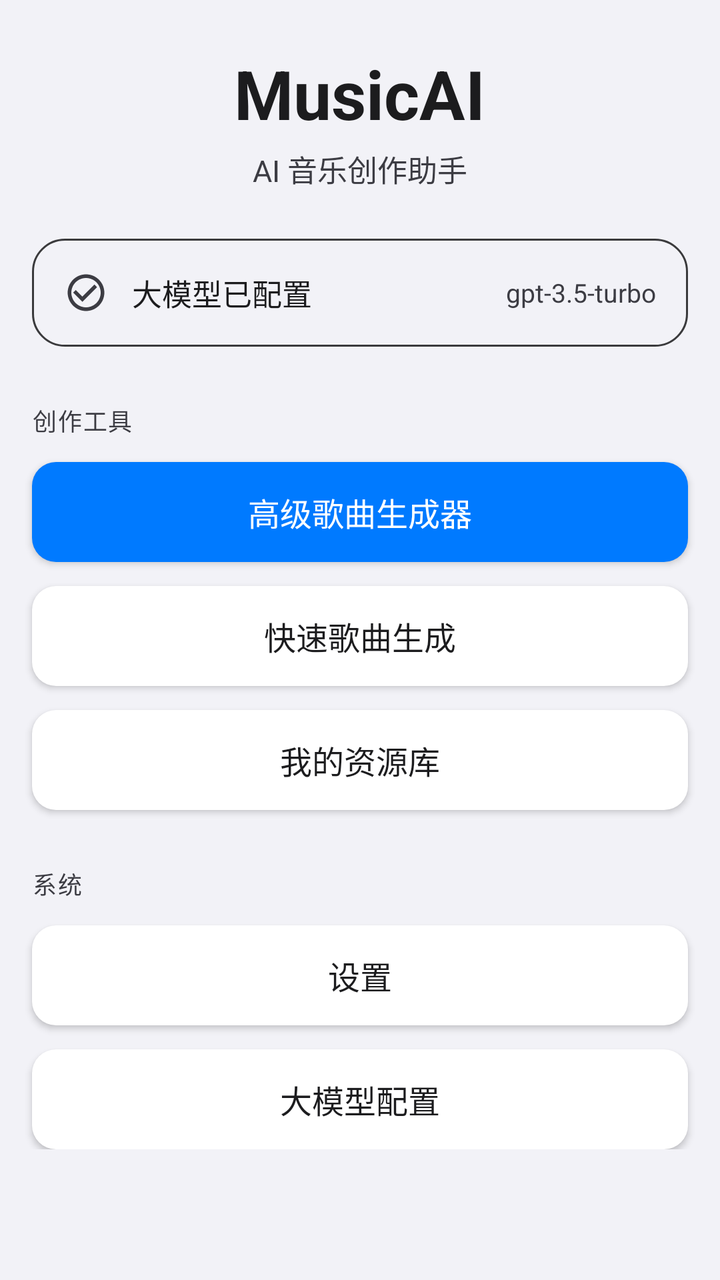
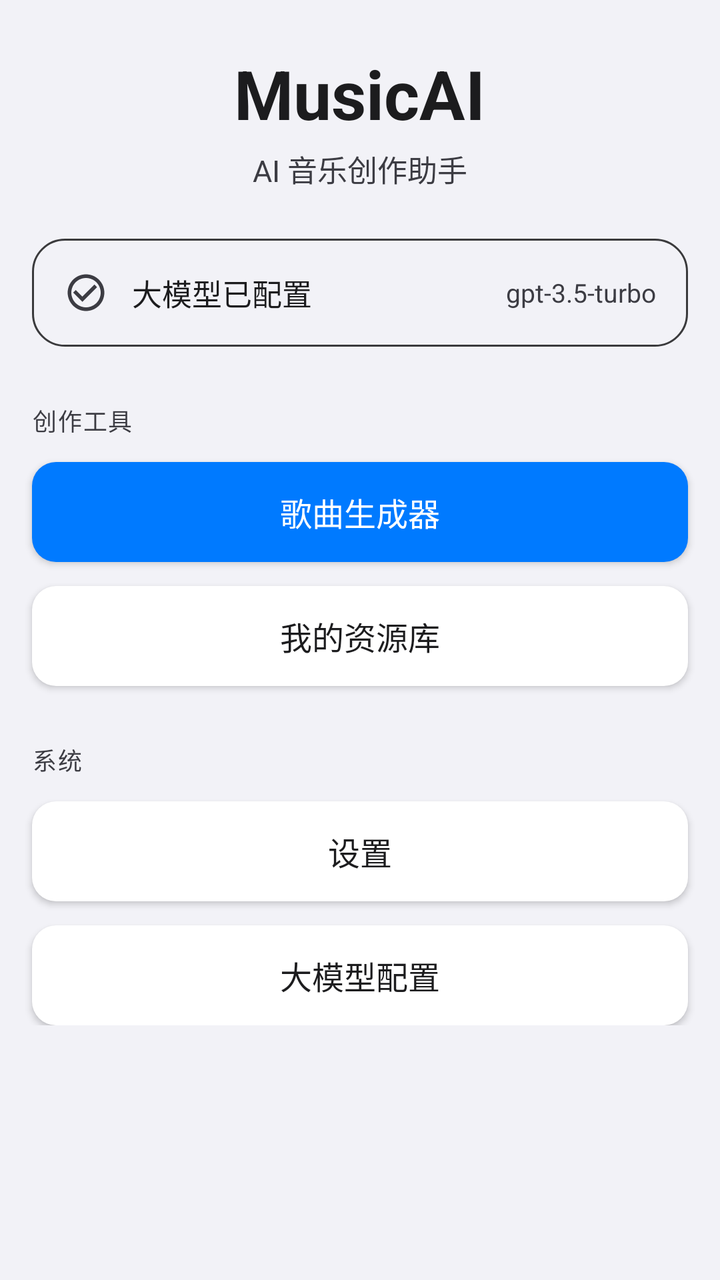

An Android layout rendered at two revisions. The XML below is the earlier revision; the diff shows what the commit changed to produce the second picture.
<!-- AndroidManifest.xml: application theme Theme.MusicAI -->
<!-- res/layout/activity_main.xml -->
<?xml version="1.0" encoding="utf-8"?>
<ScrollView xmlns:android="http://schemas.android.com/apk/res/android"
    android:layout_width="match_parent"
    android:layout_height="match_parent"
    android:background="@color/apple_light_bg"
    android:fillViewport="true"
    android:scrollbars="none">

    <LinearLayout
        android:layout_width="match_parent"
        android:layout_height="wrap_content"
        android:orientation="vertical"
        android:fitsSystemWindows="true"
        android:paddingTop="24dp"
        android:paddingBottom="32dp">

        <LinearLayout
            android:layout_width="match_parent"
            android:layout_height="wrap_content"
            android:orientation="vertical"
            android:layout_marginBottom="24dp"
            android:gravity="center_horizontal">

            <TextView
                android:id="@+id/tv_title"
                android:layout_width="wrap_content"
                android:layout_height="wrap_content"
                android:text="MusicAI"
                android:textSize="34sp"
                android:textColor="@color/apple_text"
                android:textStyle="bold"
                android:gravity="center"
                android:layout_marginBottom="4dp"/>

            <TextView
                android:id="@+id/tv_subtitle"
                android:layout_width="wrap_content"
                android:layout_height="wrap_content"
                android:text="AI 音乐创作助手"
                android:textSize="15sp"
                android:textColor="@color/apple_text_secondary"
                android:gravity="center"/>

        </LinearLayout>

        <LinearLayout
            android:id="@+id/model_status_card"
            android:layout_width="match_parent"
            android:layout_height="wrap_content"
            android:orientation="horizontal"
            android:padding="16dp"
            android:background="@drawable/apple_card_bg"
            android:layout_marginHorizontal="16dp"
            android:layout_marginBottom="28dp"
            android:gravity="center_vertical"
            android:elevation="0dp"
            android:outlineProvider="background">

            <ImageView
                android:id="@+id/iv_status_icon"
                android:layout_width="22dp"
                android:layout_height="22dp"
                android:layout_marginEnd="12dp"
                android:src="@drawable/ic_check_circle"/>

            <TextView
                android:id="@+id/tv_model_status"
                android:layout_width="0dp"
                android:layout_height="wrap_content"
                android:layout_weight="1"
                android:text="大模型已配置"
                android:textSize="15sp"
                android:textColor="@color/apple_text"/>

            <TextView
                android:id="@+id/tv_model_name"
                android:layout_width="wrap_content"
                android:layout_height="wrap_content"
                android:text="gpt-3.5-turbo"
                android:textSize="13sp"
                android:textColor="@color/apple_text_secondary"/>

        </LinearLayout>

        <LinearLayout
            android:layout_width="match_parent"
            android:layout_height="wrap_content"
            android:orientation="vertical"
            android:gravity="center_horizontal">

            <TextView
                android:layout_width="match_parent"
                android:layout_height="wrap_content"
                android:text="创作工具"
                android:textSize="12sp"
                android:textColor="@color/apple_text_secondary"
                android:textAllCaps="true"
                android:layout_marginBottom="12dp"
                android:layout_marginHorizontal="16dp"
                android:letterSpacing="0.05"/>

            <Button
                android:id="@+id/btn_new_song_generator"
                android:layout_width="match_parent"
                android:layout_height="50dp"
                android:minHeight="50dp"
                android:text="高级歌曲生成器"
                android:textSize="16sp"
                android:textColor="@color/apple_white"
                android:background="@drawable/apple_button_primary_bg"
                android:layout_marginHorizontal="16dp"
                android:layout_marginBottom="12dp"/>

            <Button
                android:id="@+id/btn_song_generator"
                android:layout_width="match_parent"
                android:layout_height="50dp"
                android:minHeight="50dp"
                android:text="快速歌曲生成"
                android:textSize="16sp"
                android:textColor="@color/apple_button_text"
                android:background="@drawable/apple_button_bg"
                android:layout_marginHorizontal="16dp"
                android:layout_marginBottom="12dp"/>

            <Button
                android:id="@+id/btn_library"
                android:layout_width="match_parent"
                android:layout_height="50dp"
                android:minHeight="50dp"
                android:text="我的资源库"
                android:textSize="16sp"
                android:textColor="@color/apple_button_text"
                android:background="@drawable/apple_button_bg"
                android:layout_marginHorizontal="16dp"
                android:layout_marginBottom="28dp"/>

            <TextView
                android:layout_width="match_parent"
                android:layout_height="wrap_content"
                android:text="系统"
                android:textSize="12sp"
                android:textColor="@color/apple_text_secondary"
                android:textAllCaps="true"
                android:layout_marginBottom="12dp"
                android:layout_marginHorizontal="16dp"
                android:letterSpacing="0.05"/>

            <Button
                android:id="@+id/btn_settings"
                android:layout_width="match_parent"
                android:layout_height="50dp"
                android:minHeight="50dp"
                android:text="设置"
                android:textSize="16sp"
                android:textColor="@color/apple_button_text"
                android:background="@drawable/apple_button_bg"
                android:layout_marginHorizontal="16dp"
                android:layout_marginBottom="12dp"/>

            <Button
                android:id="@+id/btn_model_config"
                android:layout_width="match_parent"
                android:layout_height="50dp"
                android:minHeight="50dp"
                android:text="大模型配置"
                android:textSize="16sp"
                android:textColor="@color/apple_button_text"
                android:background="@drawable/apple_button_bg"
                android:layout_marginHorizontal="16dp"/>

        </LinearLayout>

    </LinearLayout>

</ScrollView>
<!-- resources referenced by this layout -->
<resources>
  <color name="apple_button_text">@color/apple_text</color>
  <color name="apple_light_bg">@color/light_background</color>
  <color name="apple_text">@color/light_text_primary</color>
  <color name="apple_text_secondary">@color/light_text_secondary</color>
  <color name="apple_white">#FFFFFF</color>
  <!-- drawable apple_button_bg (drawable) -->
  <?xml version="1.0" encoding="utf-8"?>
  <selector xmlns:android="http://schemas.android.com/apk/res/android">
      <item android:state_pressed="true">
          <shape android:shape="rectangle">
              <solid android:color="@color/apple_button_pressed" />
              <corners android:radius="12dp" />
          </shape>
      </item>
      <item>
          <shape android:shape="rectangle">
              <solid android:color="@color/apple_button_bg_color" />
              <corners android:radius="12dp" />
          </shape>
      </item>
  </selector>
  <!-- drawable apple_button_primary_bg (drawable) -->
  <?xml version="1.0" encoding="utf-8"?>
  <selector xmlns:android="http://schemas.android.com/apk/res/android">
      <item android:state_pressed="true">
          <shape android:shape="rectangle">
              <solid android:color="@color/apple_accent_pressed" />
              <corners android:radius="12dp" />
          </shape>
      </item>
      <item>
          <shape android:shape="rectangle">
              <solid android:color="@color/apple_accent" />
              <corners android:radius="12dp" />
          </shape>
      </item>
  </selector>
  <!-- drawable apple_card_bg (drawable) -->
  <?xml version="1.0" encoding="utf-8"?>
  <shape xmlns:android="http://schemas.android.com/apk/res/android" android:shape="rectangle">
      <solid android:color="@color/apple_dark_gray" />
      <corners android:radius="16dp" />
      <stroke android:width="1dp" android:color="@color/apple_mid_gray" />
  </shape>
  <!-- drawable ic_check_circle (drawable) -->
  <vector xmlns:android="http://schemas.android.com/apk/res/android"
      android:width="24dp"
      android:height="24dp"
      android:viewportWidth="24"
      android:viewportHeight="24"
      android:tint="?attr/colorControlNormal">
    <path
        android:fillColor="@android:color/white"
        android:pathData="M12,2C6.48,2 2,6.48 2,12s4.48,10 10,10 10,-4.48 10,-10S17.52,2 12,2zM12,20c-4.41,0 -8,-3.59 -8,-8s3.59,-8 8,-8 8,3.59 8,8 -3.59,8 -8,8zM16.59,7.58L10,14.17l-3.59,-3.58L5,12l5,5 8,-8z"/>
  </vector>
  <style name="Theme.MusicAI" parent="Theme.AppCompat.DayNight.NoActionBar">
          <item name="colorPrimary">@color/apple_accent</item>
          <item name="colorPrimaryDark">@color/apple_accent</item>
          <item name="colorAccent">@color/apple_accent</item>
          <item name="android:textColorPrimary">@color/apple_text</item>
          <item name="android:textColorSecondary">@color/apple_text_secondary</item>
          <item name="android:windowBackground">@color/apple_light_bg</item>
          <item name="android:statusBarColor">@color/apple_light_bg</item>
          <item name="android:navigationBarColor">@color/apple_light_bg</item>
          <item name="android:windowLightStatusBar">true</item>
          <item name="android:windowTranslucentStatus">false</item>
          <item name="android:windowTranslucentNavigation">false</item>
          <item name="android:scrollbarThumbVertical">@android:color/transparent</item>
          <item name="android:scrollbarThumbHorizontal">@android:color/transparent</item>
          <item name="android:scrollbarSize">0dp</item>
      </style>
  <color name="light_background">#F2F2F7</color>
  <color name="light_text_primary">#1C1C1E</color>
  <color name="light_text_secondary">#3C3C43</color>
  <color name="apple_button_pressed">#E5E5EA</color>
  <color name="apple_button_bg_color">#FFFFFF</color>
  <color name="apple_accent_pressed">#0056B3</color>
  <color name="apple_accent">@color/light_accent</color>
  <color name="apple_mid_gray">#3A3A3C</color>
  <color name="light_accent">#007AFF</color>
</resources>

<!-- the commit's change to res/layout/activity_main.xml (unified diff, before → after) -->
@@ -104,22 +104,10 @@
                 android:layout_width="match_parent"
                 android:layout_height="50dp"
                 android:minHeight="50dp"
-                android:text="高级歌曲生成器"
+                android:text="歌曲生成器"
                 android:textSize="16sp"
                 android:textColor="@color/apple_white"
                 android:background="@drawable/apple_button_primary_bg"
-                android:layout_marginHorizontal="16dp"
-                android:layout_marginBottom="12dp"/>
-
-            <Button
-                android:id="@+id/btn_song_generator"
-                android:layout_width="match_parent"
-                android:layout_height="50dp"
-                android:minHeight="50dp"
-                android:text="快速歌曲生成"
-                android:textSize="16sp"
-                android:textColor="@color/apple_button_text"
-                android:background="@drawable/apple_button_bg"
                 android:layout_marginHorizontal="16dp"
                 android:layout_marginBottom="12dp"/>
 
